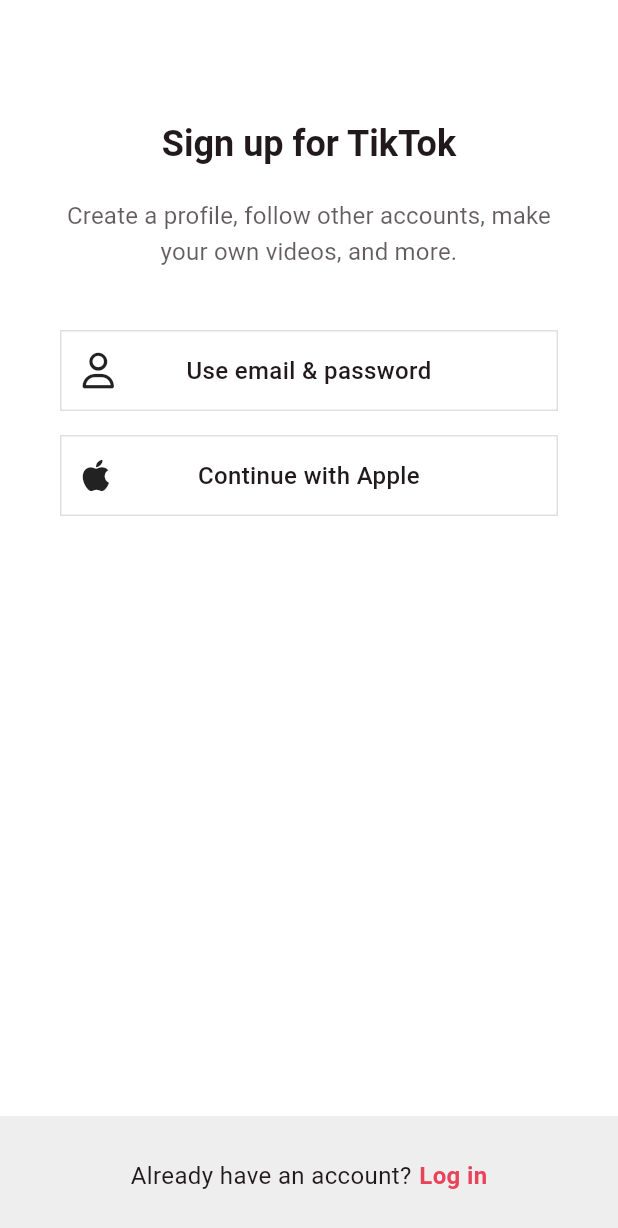
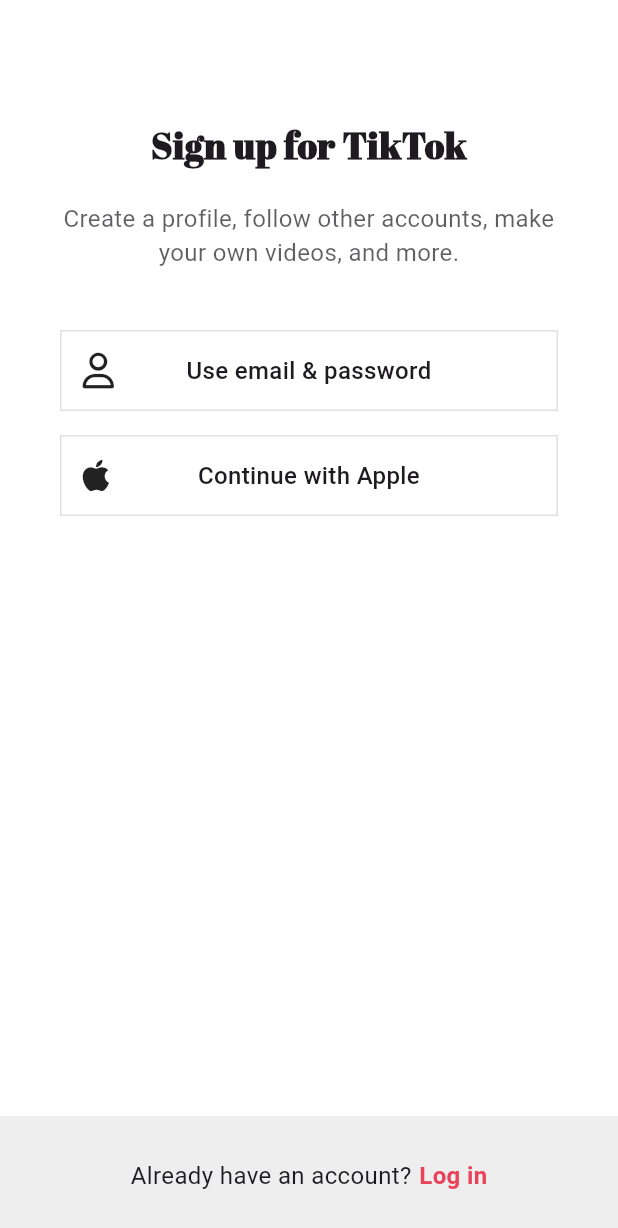
Before and after one commit to shs98ko/tiktok_clone, a Flutter app: the screen it shows after launch, on a phone screen of 412 x 824 dp. Shown: the top 1228 px of the screen. Run offline on Flutter 3.47's test engine with Material 3 defaults, Android fonts, the phone set to English and light mode, and no system bars; our stand-ins replace font_awesome_flutter, go_router, google_fonts, video_player, visibility_detector; Roboto replaces fonts that are missing (Itim).

Commit message:
Dark Mode_3 Google Fonts

```diff
--- a/lib/features/authentication/email_screen.dart
+++ b/lib/features/authentication/email_screen.dart
@@ -44,7 +44,7 @@ class _EmailScreenState extends State<EmailScreen> {
     super.dispose();
   }
 
-  String? _isEmailVaild() {
+  String? _isEmailValid() {
     if (_email.isEmpty) return null;
     final regExp = RegExp(
       r"^[a-zA-Z0-9.a-zA-Z0-9.!#$%&'*+-/=?^_`{|}~]+@[a-zA-Z0-9]+\.[a-zA-Z]+",
@@ -60,7 +60,7 @@ class _EmailScreenState extends State<EmailScreen> {
   }
 
   void _onSubmit() {
-    if (_email.isEmpty || _isEmailVaild() != null) return;
+    if (_email.isEmpty || _isEmailValid() != null) return;
     Navigator.of(
       context,
     ).push(MaterialPageRoute(builder: (context) => PasswordScreen()));
@@ -95,7 +95,7 @@ class _EmailScreenState extends State<EmailScreen> {
                 cursorColor: Theme.of(context).primaryColor,
                 decoration: InputDecoration(
                   hintText: "Email",
-                  errorText: _isEmailVaild(),
+                  errorText: _isEmailValid(),
                   enabledBorder: UnderlineInputBorder(
                     borderSide: BorderSide(color: Colors.grey.shade300),
                   ),
@@ -109,7 +109,7 @@ class _EmailScreenState extends State<EmailScreen> {
                 onTap: _onSubmit,
                 child: FormButton(
                   buttonText: "Next",
-                  disabled: _email.isEmpty || _isEmailVaild() != null,
+                  disabled: _email.isEmpty || _isEmailValid() != null,
                 ),
               ),
             ],
--- a/lib/features/authentication/login_screen.dart
+++ b/lib/features/authentication/login_screen.dart
@@ -4,7 +4,8 @@ import 'package:go_router/go_router.dart';
 import 'package:tiktok_clone/constants/gaps.dart';
 import 'package:tiktok_clone/constants/sizes.dart';
 import 'package:tiktok_clone/features/authentication/login_form_screen.dart';
-import 'package:tiktok_clone/features/authentication/widgets/auth_button.dart'; //feature-driven-architecture 기능 별로 구분하는 정리하는 구조
+import 'package:tiktok_clone/features/authentication/widgets/auth_button.dart';
+import 'package:tiktok_clone/utils.dart'; //feature-driven-architecture 기능 별로 구분하는 정리하는 구조
 
 class LoginScreen extends StatelessWidget {
   static String routeName = "login";
@@ -12,7 +13,8 @@ class LoginScreen extends StatelessWidget {
   const LoginScreen({super.key});
 
   void _onSignUpTap(BuildContext context) {
-    context.pop();
+    // context.pop();
+    Navigator.of(context).pop();
   }
 
   void _onEmailLoginTap(BuildContext context) {
--- a/lib/features/authentication/sign_up_screen.dart
+++ b/lib/features/authentication/sign_up_screen.dart
@@ -1,6 +1,7 @@
 import 'package:flutter/material.dart';
 import 'package:font_awesome_flutter/font_awesome_flutter.dart';
 import 'package:go_router/go_router.dart';
+import 'package:google_fonts/google_fonts.dart';
 import 'package:tiktok_clone/constants/gaps.dart';
 import 'package:tiktok_clone/constants/sizes.dart';
 import 'package:tiktok_clone/features/authentication/login_screen.dart';
@@ -15,7 +16,10 @@ class SignUpScreen extends StatelessWidget {
 
   // dart는 private, protected, public과 같은 접근 지정자 개념이 없기때문에 private기능을 쓰기위해 메서드, 프로퍼티명에 ‘_’을 붙힌다.
   void _onLoginTap(BuildContext context) async {
-    context.push(LoginScreen.routeName);
+    // context.push(LoginScreen.routeName);
+    Navigator.of(
+      context,
+    ).push(MaterialPageRoute(builder: (context) => const LoginScreen()));
   }
 
   void _onUsernameTap(BuildContext context) {
@@ -42,8 +46,11 @@ class SignUpScreen extends StatelessWidget {
         },
       ),
     ); */
-    context.pushNamed(UsernameScreen.routeName);
+    // context.pushNamed(UsernameScreen.routeName);
     //go : 뒤로가기 버튼이 사라지고 기존 스택관계를 끊고 스택이 0으로 초기화된다.
+    Navigator.of(
+      context,
+    ).push(MaterialPageRoute(builder: (context) => const UsernameScreen()));
   }
 
   @override
@@ -68,8 +75,11 @@ class SignUpScreen extends StatelessWidget {
                   Gaps.v80,
                   Text(
                     "Sign up for TikTok",
-                    style: Theme.of(context).textTheme.headlineSmall!.copyWith(
-                      fontWeight: FontWeight.w600,
+                    style: GoogleFonts.abrilFatface(
+                      textStyle: const TextStyle(
+                        fontSize: Sizes.size24,
+                        fontWeight: FontWeight.w700,
+                      ),
                     ),
                   ),
                   Gaps.v20,
@@ -77,7 +87,7 @@ class SignUpScreen extends StatelessWidget {
                     opacity: 0.7,
                     child: Text(
                       "Create a profile, follow other accounts, make your own videos, and more.",
-                      style: Theme.of(context).textTheme.titleMedium,
+                      style: TextStyle(fontSize: Sizes.size16),
                       textAlign: TextAlign.center,
                     ),
                   ),
--- a/lib/features/authentication/username_screen.dart
+++ b/lib/features/authentication/username_screen.dart
@@ -39,9 +39,9 @@ class _UsernameScreenState extends State<UsernameScreen> {
   //매개변수 context 필요없음; statefulwidget의 state 내부라면 어디서든 context를 사용가능하다
   void onEmailTap() {
     if (_username.isEmpty) return;
-    /* Navigator.of(context).push(
+    Navigator.of(context).push(
       MaterialPageRoute(builder: (context) => EmailScreen(username: _username)),
-    ); */
+    );
     // Navigator.pushNamed(
     //   context,
     //   EmailScreen.routeName,
@@ -49,10 +49,10 @@ class _UsernameScreenState extends State<UsernameScreen> {
     // );
     //Navigator.of(context).pushNamed로 라우팅된 화면 정보 보내는법
     //  - arguments를 이용한다
-    context.pushNamed(
+    /* context.pushNamed(
       EmailScreen.routeName,
       extra: EmailScreenArgs(username: _username),
-    );
+    ); */
   }
 
   @override
--- a/lib/main.dart
+++ b/lib/main.dart
@@ -2,6 +2,7 @@ import 'package:flutter/material.dart';
 import 'package:flutter/services.dart';
 import 'package:google_fonts/google_fonts.dart';
 import 'package:tiktok_clone/constants/sizes.dart';
+import 'package:tiktok_clone/features/authentication/sign_up_screen.dart';
 import 'package:tiktok_clone/router.dart';
 
 void main() async {
@@ -22,80 +23,14 @@ class TikTokApp extends StatelessWidget {
   // This widget is the root of your application.
   @override
   Widget build(BuildContext context) {
-    return MaterialApp.router(
-      routerConfig: router,
+    return MaterialApp(
+      // routerConfig: router,
       debugShowCheckedModeBanner: false,
       title: 'TikTok clone',
       themeMode: ThemeMode.system, //themeMode : 핸드폰한테 어떤 theme을 사용할지 알려주는 기능
       theme: ThemeData(
-        //모든 글자의 크기 굵기를 textTheme을 일관된 스타일을 사용하는 것이 좋다
-        //또한 특정 요소에 다른 설정을 하고 싶다면 .copywith를 사용하여 변경한다
         brightness: Brightness.light,
-        textTheme: TextTheme(
-          displayLarge: GoogleFonts.roboto(
-            fontSize: 97,
-            fontWeight: FontWeight.w300,
-            letterSpacing: -1.5,
-          ),
-          displayMedium: GoogleFonts.roboto(
-            fontSize: 61,
-            fontWeight: FontWeight.w300,
-            letterSpacing: -0.5,
-          ),
-          displaySmall: GoogleFonts.roboto(
-            fontSize: 48,
-            fontWeight: FontWeight.w400,
-          ),
-          headlineMedium: GoogleFonts.roboto(
-            fontSize: 34,
-            fontWeight: FontWeight.w400,
-            letterSpacing: 0.25,
-          ),
-          headlineSmall: GoogleFonts.roboto(
-            fontSize: 24,
-            fontWeight: FontWeight.w400,
-          ),
-          titleLarge: GoogleFonts.roboto(
-            fontSize: 20,
-            fontWeight: FontWeight.w500,
-            letterSpacing: 0.15,
-          ),
-          titleMedium: GoogleFonts.roboto(
-            fontSize: 16,
-            fontWeight: FontWeight.w400,
-            letterSpacing: 0.15,
-          ),
-          titleSmall: GoogleFonts.roboto(
-            fontSize: 14,
-            fontWeight: FontWeight.w500,
-            letterSpacing: 0.1,
-          ),
-          bodyLarge: GoogleFonts.roboto(
-            fontSize: 16,
-            fontWeight: FontWeight.w400,
-            letterSpacing: 0.5,
-          ),
-          bodyMedium: GoogleFonts.roboto(
-            fontSize: 14,
-            fontWeight: FontWeight.w400,
-            letterSpacing: 0.25,
-          ),
-          labelLarge: GoogleFonts.roboto(
-            fontSize: 14,
-            fontWeight: FontWeight.w500,
-            letterSpacing: 1.25,
-          ),
-          bodySmall: GoogleFonts.roboto(
-            fontSize: 12,
-            fontWeight: FontWeight.w400,
-            letterSpacing: 0.4,
-          ),
-          labelSmall: GoogleFonts.roboto(
-            fontSize: 10,
-            fontWeight: FontWeight.w400,
-            letterSpacing: 1.5,
-          ),
-        ),
+        textTheme: GoogleFonts.itimTextTheme(),
         colorScheme: ColorScheme.fromSeed(seedColor: Colors.black),
         scaffoldBackgroundColor: Colors.white,
         primaryColor: Color(0xFFE9435A),
@@ -123,6 +58,9 @@ class TikTokApp extends StatelessWidget {
       //모든 디자인, color, background등 같은 것들은 themeData에서 설정해주고 필요시 isDarkMode로 설정해주는 것이 좋다.
       darkTheme: ThemeData(
         brightness: Brightness.dark,
+        textTheme: GoogleFonts.itimTextTheme(
+          ThemeData(brightness: Brightness.dark).textTheme,
+        ),
         scaffoldBackgroundColor: Colors.black,
         primaryColor: Color(0xFFE9435A),
         bottomAppBarTheme: BottomAppBarThemeData(
@@ -130,6 +68,7 @@ class TikTokApp extends StatelessWidget {
           elevation: 0,
         ),
       ),
+      home: SignUpScreen(),
     );
   }
 }
```
